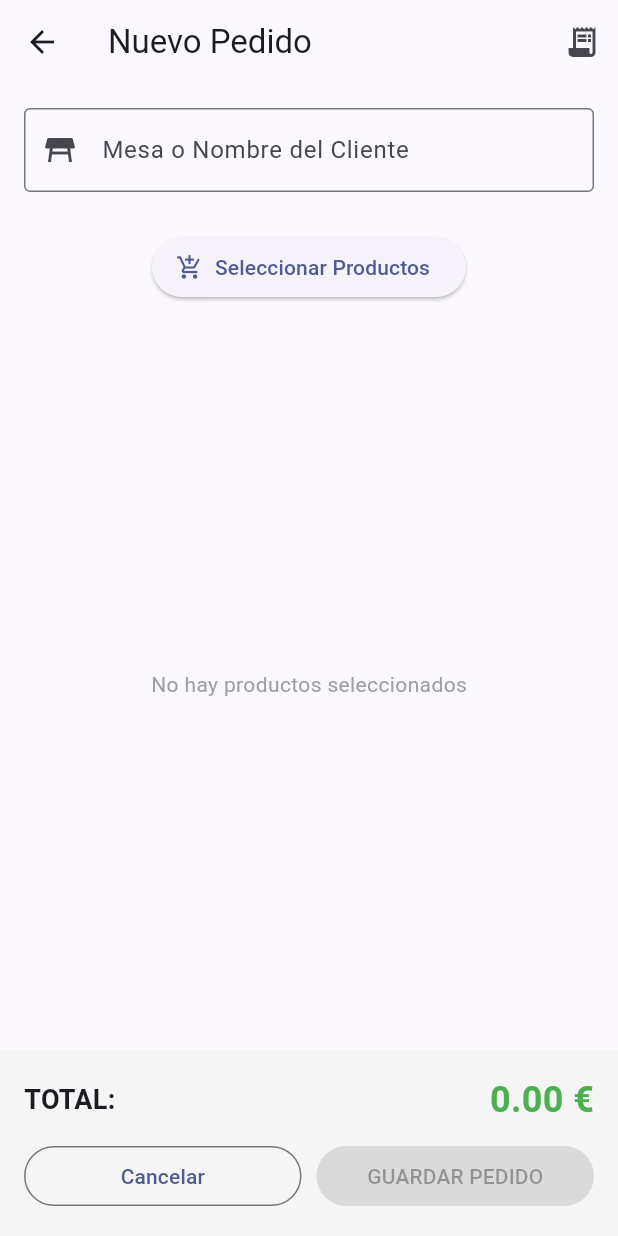
After one commit to pablobarreiro131/T4_1, a Flutter app: the screen it shows after launch, after a tap on "Nuevo Pedido", on a phone screen of 412 x 824 dp. The commit adds this screen. Run offline on Flutter 3.47's test engine with Material 3 defaults, Android fonts, the phone set to English and light mode, and no system bars.

Commit message:
commit prueba

```diff
--- a/lib/main.dart
+++ b/lib/main.dart
@@ -1,24 +1,25 @@
 import 'package:flutter/material.dart';
-import 'package:t4_1/views/resumen_pedido_view.dart';
+import 'views/home_view.dart';
+import 'views/resumen_pedido_view.dart';
 
 void main() {
-  runApp(const MainApp());
+  runApp(const MyApp());
 }
 
-class MainApp extends StatelessWidget {
-  const MainApp({super.key});
+class MyApp extends StatelessWidget {
+  const MyApp({super.key});
 
   @override
   Widget build(BuildContext context) {
     return MaterialApp(
-      home: const Scaffold(
-        body: Center(
-          child: Text('Home'),
-        ),
+      debugShowCheckedModeBanner: false,
+      title: 'BarCommand Pro',
+      theme: ThemeData(
+        colorScheme: ColorScheme.fromSeed(seedColor: Colors.indigo),
+        useMaterial3: true,
       ),
-      routes: {
-        '/resumen': (context) => const ResumenPedidoView(),
-      },
+      home: const HomeView(),
+      routes: {'/resumen': (context) => const ResumenPedidoView()},
     );
   }
 }
--- a/lib/models/producto.dart
+++ b/lib/models/producto.dart
@@ -1,4 +1,4 @@
-import 'package:flutter/cupertino.dart';
+import 'package:flutter/material.dart';
 
 class Producto {
   final int id;
--- /dev/null
+++ b/lib/viewmodels/crear_orden.dart
@@ -0,0 +1,40 @@
+import 'package:flutter/material.dart';
+import 'package:t4_1/models/orden.dart';
+import 'package:t4_1/models/producto.dart';
+
+class CrearOrden extends ChangeNotifier {
+  static int contador = 1;
+  String _idMesa = '';
+  List<Producto> _productosOrden = [];
+
+  List<Producto> get productosOrden => _productosOrden;
+
+  double get total =>
+      _productosOrden.fold(0.0, (sum, item) => sum + item.precio);
+
+  bool get esValida => _idMesa.isNotEmpty && _productosOrden.isNotEmpty;
+
+  String get idMesa => _idMesa;
+
+  void setIdMesa(String idMesa) {
+    _idMesa = idMesa;
+    notifyListeners();
+  }
+
+  void actualizarProductos(List<Producto> productos) {
+    _productosOrden = productos;
+    notifyListeners();
+  }
+
+  Orden? crearOrden() {
+    if (!esValida) return null;
+
+    final orden = Orden(
+      id: contador++,
+      idMesa: _idMesa,
+      productos: _productosOrden,
+      fecha: DateTime.now(),
+    );
+    return orden;
+  }
+}
--- /dev/null
+++ b/lib/viewmodels/home.dart
@@ -0,0 +1,32 @@
+import 'package:flutter/material.dart';
+import '../models/orden.dart';
+import '../models/producto.dart';
+
+class HomeViewModel extends ChangeNotifier {
+  final List<Orden> _pedidos = [];
+
+  List<Orden> get pedidos => List.unmodifiable(_pedidos);
+
+  HomeViewModel() {
+    _cargarDatosIniciales();
+  }
+
+  void _cargarDatosIniciales() {
+    final pedidoEjemplo = Orden(
+      id: 999,
+      idMesa: "Mesa 1 (Existente)",
+      fecha: DateTime.now().subtract(const Duration(minutes: 30)),
+      productos: [
+        Producto(id: 1, nombre: 'Cerveza', precio: 2.5),
+        Producto(id: 4, nombre: 'Tortilla', precio: 5.0),
+      ],
+    );
+
+    _pedidos.add(pedidoEjemplo);
+  }
+
+  void agregarPedido(Orden orden) {
+    _pedidos.add(orden);
+    notifyListeners();
+  }
+}
--- /dev/null
+++ b/lib/views/crear_pedido_view.dart
@@ -0,0 +1,94 @@
+import 'package:flutter/material.dart';
+// IMPORTA TUS MODELOS Y VM
+import '../models/producto.dart';
+import '../models/orden.dart';
+import '../viewmodels/crear_orden.dart'; // Ajusta el nombre si es diferente
+import 'seleccion_producto_view.dart';
+
+// IMPORTA LOS NUEVOS WIDGETS
+import 'widgets/inputmesa.dart';
+import 'widgets/listaproductosseleccionados.dart';
+import 'widgets/footer.dart';
+
+class CrearPedidoView extends StatefulWidget {
+  const CrearPedidoView({super.key});
+
+  @override
+  State<CrearPedidoView> createState() => _CrearPedidoViewState();
+}
+
+class _CrearPedidoViewState extends State<CrearPedidoView> {
+  final CrearOrden vm = CrearOrden();
+
+  void _irASeleccionProductos() async {
+    final result = await Navigator.push(
+      context,
+      MaterialPageRoute(builder: (context) => const SeleccionProductoView()),
+    );
+
+    if (result != null && mounted) {
+      vm.actualizarProductos(result as List<Producto>);
+    }
+  }
+
+  void _guardarPedido() {
+    final orden = vm.crearOrden();
+    Navigator.pop(context, orden);
+  }
+
+  void _verResumen() {
+    final ordenPreview = Orden(
+      id: 0,
+      idMesa: vm.idMesa.isEmpty ? "Sin Nombre" : vm.idMesa,
+      productos: vm.productosOrden,
+      fecha: DateTime.now(),
+    );
+
+    Navigator.pushNamed(context, '/resumen', arguments: ordenPreview);
+  }
+
+  @override
+  Widget build(BuildContext context) {
+    return Scaffold(
+      appBar: AppBar(
+        title: const Text('Nuevo Pedido'),
+        actions: [
+          IconButton(
+            icon: const Icon(Icons.receipt_long),
+            tooltip: 'Ver Resumen',
+            onPressed: _verResumen,
+          ),
+        ],
+      ),
+      body: ListenableBuilder(
+        listenable: vm,
+        builder: (context, child) {
+          return Column(
+            children: [
+              InputNombreMesa(onChanged: vm.setIdMesa),
+              Padding(
+                padding: const EdgeInsets.symmetric(vertical: 10),
+                child: ElevatedButton.icon(
+                  icon: const Icon(Icons.add_shopping_cart),
+                  label: const Text('Seleccionar Productos'),
+                  onPressed: _irASeleccionProductos,
+                ),
+              ),
+              Expanded(
+                child: ListaProductosSeleccionados(
+                  productos: vm.productosOrden,
+                ),
+              ),
+              FooterAcciones(
+                total: vm.total,
+                esValido: vm.esValida,
+                onGuardar: _guardarPedido,
+                onCancelar: () => Navigator.pop(context),
+              ),
+            ],
+          );
+        },
+      ),
+    );
+  }
+}
--- /dev/null
+++ b/lib/views/home_view.dart
@@ -0,0 +1,84 @@
+import 'package:flutter/material.dart';
+import '../viewmodels/home.dart';
+import '../models/orden.dart';
+import 'crear_pedido_view.dart'; // Importamos la vista de creación
+
+class HomeView extends StatefulWidget {
+  const HomeView({super.key});
+
+  @override
+  State<HomeView> createState() => _HomeViewState();
+}
+
+class _HomeViewState extends State<HomeView> {
+  final HomeViewModel vm = HomeViewModel();
+  void _irACrearPedido() async {
+    final result = await Navigator.push(
+      context,
+      MaterialPageRoute(builder: (context) => const CrearPedidoView()),
+    );
+    if (result != null && mounted) {
+      final nuevaOrden = result as Orden;
+      vm.agregarPedido(nuevaOrden);
+      ScaffoldMessenger.of(context).showSnackBar(
+        SnackBar(content: Text('Pedido de ${nuevaOrden.idMesa} guardado')),
+      );
+    }
+  }
+
+  @override
+  Widget build(BuildContext context) {
+    return Scaffold(
+      appBar: AppBar(
+        title: const Text('BarCommand Pro 🍺'),
+        centerTitle: true,
+        backgroundColor: Colors.indigo,
+        foregroundColor: Colors.white,
+      ),
+      floatingActionButton: FloatingActionButton.extended(
+        onPressed: _irACrearPedido,
+        label: const Text('Nuevo Pedido'),
+        icon: const Icon(Icons.add),
+        backgroundColor: Colors.indigo,
+        foregroundColor: Colors.white,
+      ),
+      body: ListenableBuilder(
+        listenable: vm,
+        builder: (context, child) {
+          if (vm.pedidos.isEmpty) {
+            return const Center(child: Text("No hay pedidos activos"));
+          }
+
+          return ListView.builder(
+            itemCount: vm.pedidos.length,
+            itemBuilder: (context, index) {
+              final orden = vm.pedidos[index];
+              return Card(
+                margin: const EdgeInsets.symmetric(horizontal: 10, vertical: 5),
+                child: ListTile(
+                  leading: CircleAvatar(
+                    backgroundColor: Colors.indigo.shade100,
+                    child: Text('${orden.id}'),
+                  ),
+                  title: Text(
+                    orden.idMesa,
+                    style: const TextStyle(fontWeight: FontWeight.bold),
+                  ),
+                  subtitle: Text('${orden.totalItems} productos'),
+                  trailing: Text(
+                    '${orden.total.toStringAsFixed(2)} €',
+                    style: const TextStyle(
+                      fontSize: 18,
+                      fontWeight: FontWeight.bold,
+                      color: Colors.green,
+                    ),
+                  ),
+                ),
+              );
+            },
+          );
+        },
+      ),
+    );
+  }
+}
--- /dev/null
+++ b/lib/views/widgets/footer.dart
@@ -0,0 +1,64 @@
+import 'package:flutter/material.dart';
+
+class FooterAcciones extends StatelessWidget {
+  final double total;
+  final bool esValido;
+  final VoidCallback onGuardar;
+  final VoidCallback onCancelar;
+
+  const FooterAcciones({
+    super.key,
+    required this.total,
+    required this.esValido,
+    required this.onGuardar,
+    required this.onCancelar,
+  });
+
+  @override
+  Widget build(BuildContext context) {
+    return Container(
+      color: Colors.grey.shade100,
+      padding: const EdgeInsets.all(16.0),
+      child: Column(
+        mainAxisSize: MainAxisSize.min,
+        children: [
+          Row(
+            mainAxisAlignment: MainAxisAlignment.spaceBetween,
+            children: [
+              const Text(
+                'TOTAL:',
+                style: TextStyle(fontSize: 18, fontWeight: FontWeight.bold),
+              ),
+              Text(
+                '${total.toStringAsFixed(2)} €',
+                style: const TextStyle(
+                  fontSize: 24,
+                  fontWeight: FontWeight.bold,
+                  color: Colors.green,
+                ),
+              ),
+            ],
+          ),
+          const SizedBox(height: 10),
+          Row(
+            children: [
+              Expanded(
+                child: OutlinedButton(
+                  onPressed: onCancelar,
+                  child: const Text('Cancelar'),
+                ),
+              ),
+              const SizedBox(width: 10),
+              Expanded(
+                child: FilledButton(
+                  onPressed: esValido ? onGuardar : null,
+                  child: const Text('GUARDAR PEDIDO'),
+                ),
+              ),
+            ],
+          ),
+        ],
+      ),
+    );
+  }
+}
--- /dev/null
+++ b/lib/views/widgets/inputmesa.dart
@@ -0,0 +1,22 @@
+import 'package:flutter/material.dart';
+
+class InputNombreMesa extends StatelessWidget {
+  final Function(String) onChanged;
+
+  const InputNombreMesa({super.key, required this.onChanged});
+
+  @override
+  Widget build(BuildContext context) {
+    return Padding(
+      padding: const EdgeInsets.all(16.0),
+      child: TextField(
+        decoration: const InputDecoration(
+          labelText: 'Mesa o Nombre del Cliente',
+          border: OutlineInputBorder(),
+          prefixIcon: Icon(Icons.table_restaurant),
+        ),
+        onChanged: onChanged,
+      ),
+    );
+  }
+}
--- /dev/null
+++ b/lib/views/widgets/listaproductosseleccionados.dart
@@ -0,0 +1,34 @@
+import 'package:flutter/material.dart';
+import '../../models/producto.dart'; // Ajusta la ruta según donde tengas tus modelos
+
+class ListaProductosSeleccionados extends StatelessWidget {
+  final List<Producto> productos;
+
+  const ListaProductosSeleccionados({super.key, required this.productos});
+
+  @override
+  Widget build(BuildContext context) {
+    if (productos.isEmpty) {
+      return const Center(
+        child: Text(
+          'No hay productos seleccionados',
+          style: TextStyle(color: Colors.grey),
+        ),
+      );
+    }
+
+    return ListView.separated(
+      itemCount: productos.length,
+      separatorBuilder: (_, __) => const Divider(height: 1),
+      itemBuilder: (context, index) {
+        final prod = productos[index];
+        return ListTile(
+          leading: const Icon(Icons.fastfood, size: 20, color: Colors.orange),
+          title: Text(prod.nombre),
+          trailing: Text('${prod.precio.toStringAsFixed(2)} €'),
+          dense: true,
+        );
+      },
+    );
+  }
+}
```
Also changed, not shown: lib/data/data.dart (+10 -2 lines), lib/views/seleccion_producto_view.dart (renamed from lib/views/seleccion_productov_iew.dart, +4 -3 lines).
